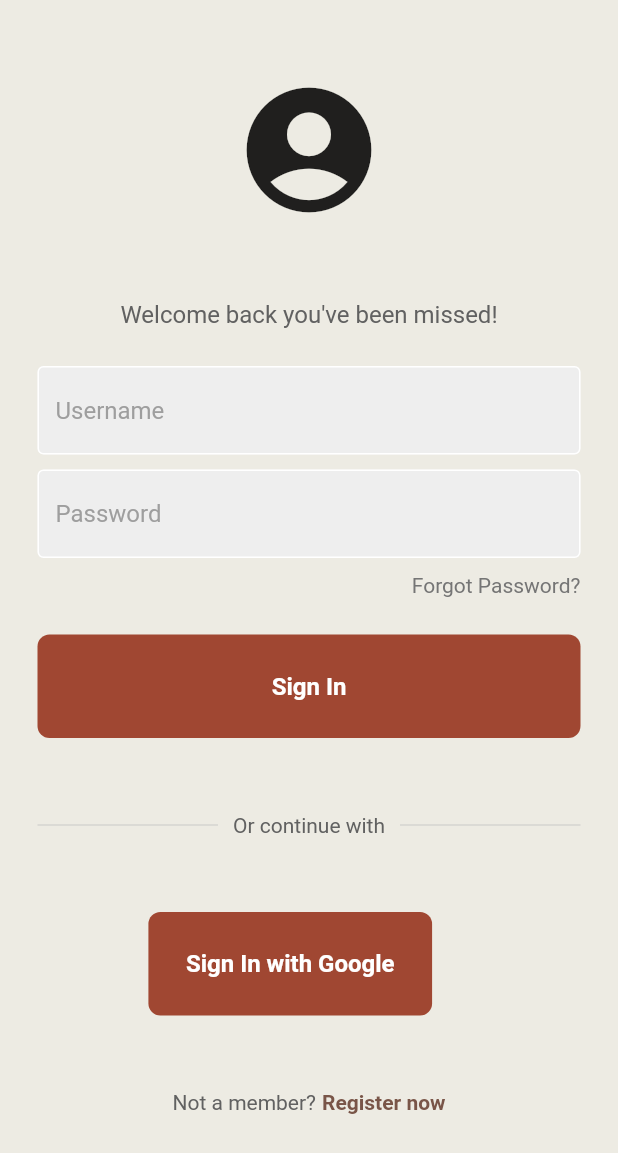
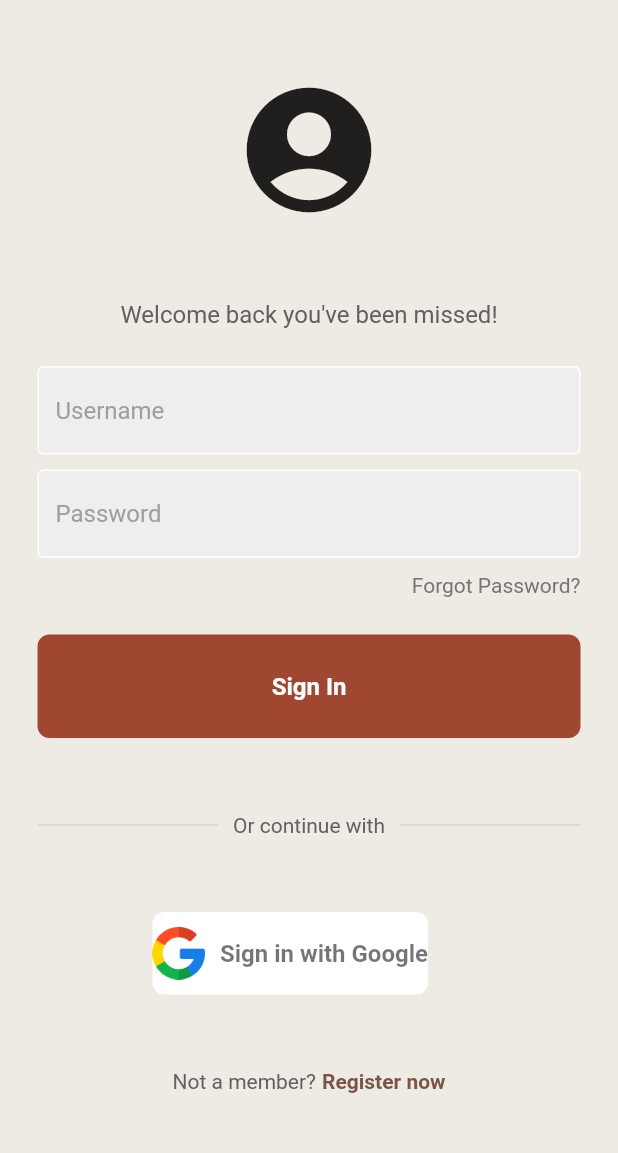
Before and after one commit to prabinay/Exhibitly_with_Flutter, a Flutter app: the screen it shows after launch, after a tap on "Skip", after a tap on "Done", on a phone screen of 412 x 824 dp. Shown: the top 1153 px of the screen. Run offline on Flutter 3.47's test engine with Material 2 defaults, Android fonts, the phone set to English and light mode, and no system bars; our stand-ins replace smooth_page_indicator.

Commit message:
added google signin button

```diff
--- a/lib/presentation/login/button.dart
+++ b/lib/presentation/login/button.dart
@@ -47,21 +47,60 @@ class GoogleButton extends StatelessWidget {
       onTap: () {
         Navigator.pushNamed(context, Routes.mainPage);
       },
+
+      // child: Container(
+
+      //   padding: const EdgeInsets.all(25),
+      //   margin: const EdgeInsets.symmetric(horizontal: 25),
+      //   decoration: BoxDecoration(
+      //     color: ColorManager.KPrimaryColor,
+      //     borderRadius: BorderRadius.circular(8),
+      //   ),
+      //   child: const Center(
+      //     child: Text(
+      //       "Sign In with Google",
+      //       style: TextStyle(
+
+      //         color: Colors.white,
+      //         fontWeight: FontWeight.bold,
+      //         fontSize: 16,
+      //       ),
+      //     ),
+      //   ),
+      // ),
+
       child: Container(
-        padding: const EdgeInsets.all(25),
-        margin: const EdgeInsets.symmetric(horizontal: 25),
+          // margin: const EdgeInsets.symmetric(horizontal: 25),
           decoration: BoxDecoration(
-          color: ColorManager.KPrimaryColor,
+            color: Colors.white,
             borderRadius: BorderRadius.circular(8),
           ),
-        child: const Center(
+        child: Padding(
+          padding: const EdgeInsets.fromLTRB(0, 10, 0, 10),
+
+          child: Row(
+            mainAxisSize: MainAxisSize.min,
+            mainAxisAlignment: MainAxisAlignment.center,
+            // ignore: prefer_const_literals_to_create_immutables
+            children: <Widget>[
+              const Image(
+                image: AssetImage("assets/images/google.png"),
+                height: 35.0,
+              ),
+              // ignore: prefer_const_constructors
+              Padding(
+                padding: const EdgeInsets.only(left: 10),
+                // ignore: prefer_const_constructors
                 child: Text(
-            "Sign In with Google",
-            style: TextStyle(
-              color: Colors.white,
-              fontWeight: FontWeight.bold,
+                  'Sign in with Google',
+                  style: const TextStyle(
                     fontSize: 16,
+                    color: Colors.black54,
+                    fontWeight: FontWeight.w600,
                   ),
+                ),
+              )
+            ],
           ),
         ),
       ),
--- a/lib/presentation/login/login_screen.dart
+++ b/lib/presentation/login/login_screen.dart
@@ -126,9 +126,7 @@ class LoginPage extends StatelessWidget {
                     children:  [
                       // google button
                       GoogleButton(
-
                         onTap: googleSignIn,
-
                       ),
 
 
```
Lines whose indentation alone changed are shown as unchanged.
